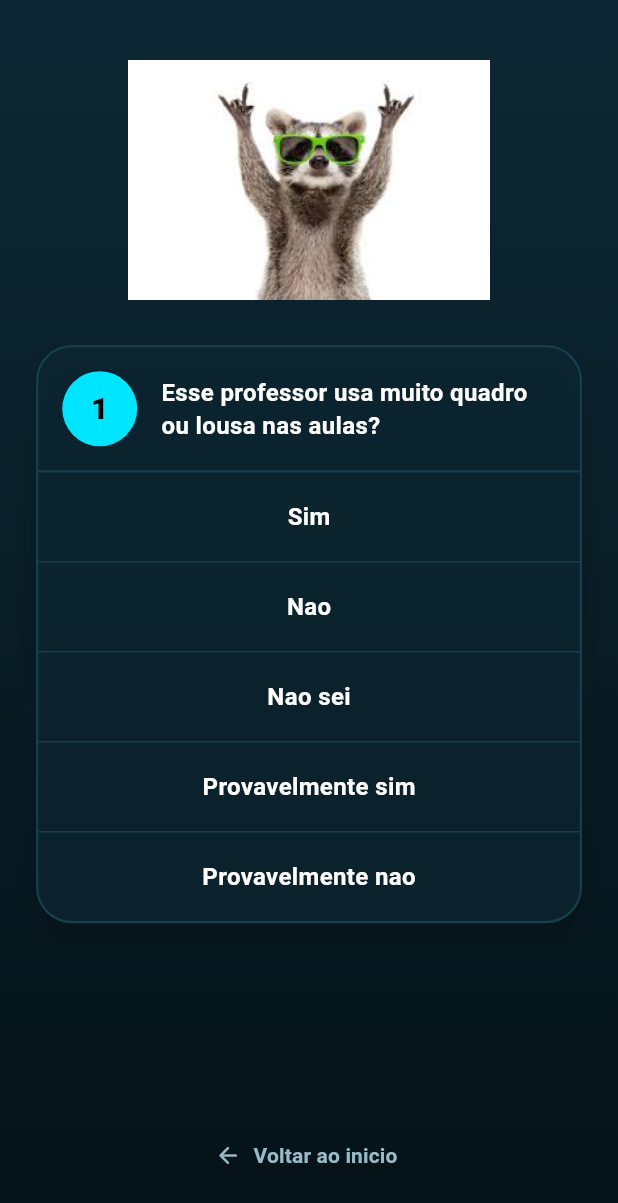
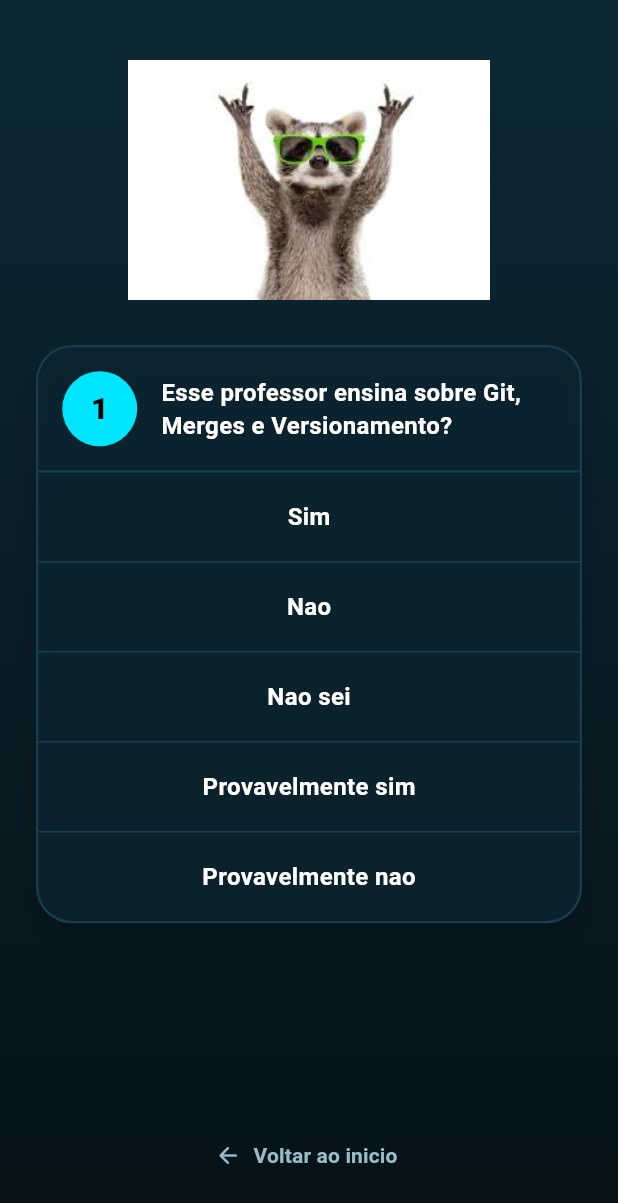
Before and after one commit to Matheus-Vasco01/Akinaitor, a Flutter app: the GameScreen screen opened directly, on a phone screen of 412 x 824 dp. Shown: the top 1203 px of the screen. Run offline on Flutter 3.47's test engine with Material 3 defaults, Android fonts, the phone set to English and light mode, and no system bars.

Commit message:
feat: adicionar lista de professores reais e logica de adivinhacao dinamica

```diff
--- a/lib/features/game/presentation/screens/game_screen.dart
+++ b/lib/features/game/presentation/screens/game_screen.dart
@@ -2,6 +2,18 @@ import 'package:flutter/material.dart';
 import '../../../../core/constants/app_colors.dart';
 
 enum GameState { playing, guessing, wrongChoice, victory }
+
+class Professor {
+  final String name;
+  final String subject;
+  final String description;
+
+  const Professor({
+    required this.name,
+    required this.subject,
+    required this.description,
+  });
+}
 
 class GameScreen extends StatefulWidget {
   const GameScreen({super.key});
@@ -13,22 +25,100 @@ class GameScreen extends StatefulWidget {
 class _GameScreenState extends State<GameScreen> {
   GameState _state = GameState.playing;
   int _questionIndex = 1;
+  final List<String> _userAnswers = [];
+  Professor? _guessedProfessor;
 
-  final List<String> _questions = [
-    'Esse professor usa muito quadro ou lousa nas aulas?',
-    'Esse professor ensina desenvolvimento Mobile com Flutter?',
-    'Esse professor diz que HTML nao e linguagem de programacao?',
-    'Esse professor toma cafe em caneca com estampa de codigo?',
-    'Esse professor reclama de chaves ou ponto e virgula esquecidos?',
-    'Esse professor fala muito sobre ponteiros ou alocacao de memoria?',
-    'Esse professor ja trabalhou desenvolvendo sistemas legados em COBOL?',
-    'Esse professor prefere usar o terminal ao inves de IDEs visuais?',
-    'Esse professor passa trabalhos praticos com prazos quase impossiveis?',
-    'Esse professor ensina a criar consultas complexas em SQL?',
+  final List<Professor> _professores = const [
+    Professor(
+      name: 'Fabiane',
+      subject: 'Coordenadora',
+      description: 'Lidera o curso com maestria, resolve todos os pepinos e organiza as diretrizes do semestre.',
+    ),
+    Professor(
+      name: 'Jefferson Speck',
+      subject: 'Mobile',
+      description: 'Adora criar apps responsivos, ensina Flutter/Kotlin e fala sobre o ciclo de vida das views.',
+    ),
+    Professor(
+      name: 'Jeferson Bigode',
+      subject: 'IA (Inteligencia Artificial)',
+      description: 'Manja tudo de Redes Neurais, Machine Learning, Visao Computacional e algoritmos inteligentes.',
+    ),
+    Professor(
+      name: 'Andre Dorr',
+      subject: 'Teste de Software',
+      description: 'Garante a qualidade do codigo, ensina testes unitarios e odeia bugs em producao.',
+    ),
+    Professor(
+      name: 'Renato',
+      subject: 'Projeto Integrador',
+      description: 'Orienta o desenvolvimento dos projetos reais juntando todas as materias do semestre.',
+    ),
+    Professor(
+      name: 'Marcel',
+      subject: 'Empreendedorismo',
+      description: 'Te ensina a criar startups, planejar modelos de negocio Canvas e fazer pitchs matadores.',
+    ),
+    Professor(
+      name: 'Hiago',
+      subject: 'Gestao de Projetos',
+      description: 'Planeja escopo, cronogramas, metodologias ageis (Scrum/Kanban) e evita atrasos de entrega.',
+    ),
+    Professor(
+      name: 'Alan',
+      subject: 'Engenharia de Requisitos',
+      description: 'Define as regras do sistema, escreve casos de uso e alinha o software com o cliente.',
+    ),
+    Professor(
+      name: 'Wander',
+      subject: 'Manutencao de Computadores',
+      description: 'Desvenda o hardware, ensina a montar circuitos, arrumar PCs e entender a arquitetura.',
+    ),
+    Professor(
+      name: 'Willian',
+      subject: 'Banco de Dados',
+      description: 'Domina queries SQL, modelagem de dados relacionais e fala sobre Normalizacao e Triggers.',
+    ),
+    Professor(
+      name: 'Guilherme Alves',
+      subject: 'Micro Servicos',
+      description: 'Especialista em arquiteturas distribuidas, APIs REST escalaveis e Docker.',
+    ),
+    Professor(
+      name: 'Marcos Guido',
+      subject: 'Redes de Computadores',
+      description: 'Decifra pacotes TCP/IP, roteamento, subredes e mantem a internet da faculdade funcionando.',
+    ),
+    Professor(
+      name: 'Leticia',
+      subject: 'Versionamento',
+      description: 'Mestra do Git, resolve conflitos de merge de olhos fechados e ensina Git Flow.',
+    ),
+    Professor(
+      name: 'Fabiano',
+      subject: 'Leis de Lehman',
+      description: 'Explica a evolucao e o envelhecimento dos sistemas de software pelas leis de Lehman.',
+    ),
+  ];
+
+  final List<String> _questions = const [
+    'Esse professor ensina sobre Git, Merges e Versionamento?',
+    'Esse professor ministra aulas focadas em Desenvolvimento Mobile?',
+    'Esse professor e especialista em Inteligencia Artificial (IA)?',
+    'Esse professor ensina sobre Banco de Dados, Queries SQL e Tabelas?',
+    'Essa pessoa e a Coordenadora Geral do curso?',
+    'Esse professor explica sobre Redes, Protocolos e Pacotes TCP/IP?',
+    'Esse professor foca em Testes de Software e Garantia de Qualidade (QA)?',
+    'Esse professor fala sobre Evolucao de Software e Leis de Lehman?',
+    'Esse professor ensina sobre Micro Servicos, Docker ou APIs escalaveis?',
+    'Esse professor trata de Requisitos, Casos de Uso e regras de negocio?',
   ];
 
   void _answerQuestion(String answer) {
+    _userAnswers.add(answer);
+
     if (_questionIndex == 5 && _state == GameState.playing) {
+      _calculateGuess();
       setState(() {
         _state = GameState.guessing;
       });
@@ -37,9 +127,59 @@ class _GameScreenState extends State<GameScreen> {
         _questionIndex++;
       });
     } else {
+      _calculateGuess();
       setState(() {
         _state = GameState.guessing;
       });
+    }
+  }
+
+  void _calculateGuess() {
+    int matchedIndex = -1;
+    for (int i = 0; i < _userAnswers.length; i++) {
+      if (_userAnswers[i] == 'Sim' || _userAnswers[i] == 'Provavelmente sim') {
+        matchedIndex = i;
+        break;
+      }
+    }
+
+    if (matchedIndex != -1) {
+      switch (matchedIndex) {
+        case 0:
+          _guessedProfessor = _professores.firstWhere((p) => p.name == 'Leticia');
+          break;
+        case 1:
+          _guessedProfessor = _professores.firstWhere((p) => p.name == 'Jefferson Speck');
+          break;
+        case 2:
+          _guessedProfessor = _professores.firstWhere((p) => p.name == 'Jeferson Bigode');
+          break;
+        case 3:
+          _guessedProfessor = _professores.firstWhere((p) => p.name == 'Willian');
+          break;
+        case 4:
+          _guessedProfessor = _professores.firstWhere((p) => p.name == 'Fabiane');
+          break;
+        case 5:
+          _guessedProfessor = _professores.firstWhere((p) => p.name == 'Marcos Guido');
+          break;
+        case 6:
+          _guessedProfessor = _professores.firstWhere((p) => p.name == 'Andre Dorr');
+          break;
+        case 7:
+          _guessedProfessor = _professores.firstWhere((p) => p.name == 'Fabiano');
+          break;
+        case 8:
+          _guessedProfessor = _professores.firstWhere((p) => p.name == 'Guilherme Alves');
+          break;
+        case 9:
+          _guessedProfessor = _professores.firstWhere((p) => p.name == 'Alan');
+          break;
+      }
+    } else {
+      final fallbacks = ['Renato', 'Marcel', 'Hiago', 'Wander'];
+      final fallbackName = fallbacks[_userAnswers.length % fallbacks.length];
+      _guessedProfessor = _professores.firstWhere((p) => p.name == fallbackName);
     }
   }
 
@@ -47,6 +187,8 @@ class _GameScreenState extends State<GameScreen> {
     setState(() {
       _state = GameState.playing;
       _questionIndex = 1;
+      _userAnswers.clear();
+      _guessedProfessor = null;
     });
   }
 
@@ -235,11 +377,9 @@ class _GameScreenState extends State<GameScreen> {
   }
 
   Widget _buildGuessingState() {
-    final bool isFirstGuess = _questionIndex <= 5;
-    final String guessTitle = isFirstGuess ? 'Professor de Algoritmos' : 'Professor de Banco de Dados';
-    final String guessDesc = isFirstGuess
-        ? 'Te ensina Portugol e faz voce escrever codigo em folha de papel almaco.'
-        : 'Explica a terceira forma normal e diz que tudo na vida e um relacionamento de muitos para muitos.';
+    final String guessName = _guessedProfessor?.name ?? 'Professor';
+    final String guessSubject = _guessedProfessor?.subject ?? 'Materia';
+    final String guessDesc = _guessedProfessor?.description ?? 'Descricao do professor.';
 
     return Column(
       mainAxisAlignment: MainAxisAlignment.center,
@@ -287,13 +427,22 @@ class _GameScreenState extends State<GameScreen> {
               ),
               const SizedBox(height: 12),
               Text(
-                guessTitle,
+                guessName,
                 textAlign: TextAlign.center,
                 style: const TextStyle(
                   color: AppColors.primary,
-                  fontSize: 26,
+                  fontSize: 28,
                   fontWeight: FontWeight.w900,
                   letterSpacing: 0.5,
+                ),
+              ),
+              Text(
+                'Professor(a) de $guessSubject',
+                textAlign: TextAlign.center,
+                style: const TextStyle(
+                  color: AppColors.textSecondary,
+                  fontSize: 15,
+                  fontWeight: FontWeight.bold,
                 ),
               ),
               const SizedBox(height: 12),
```
